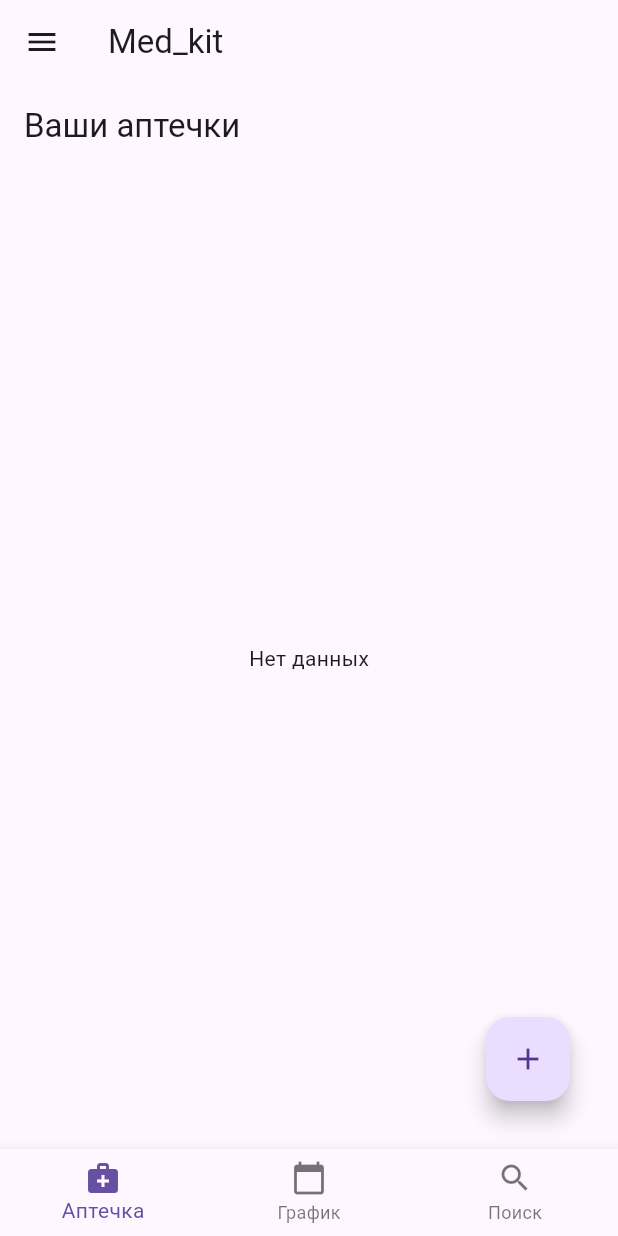
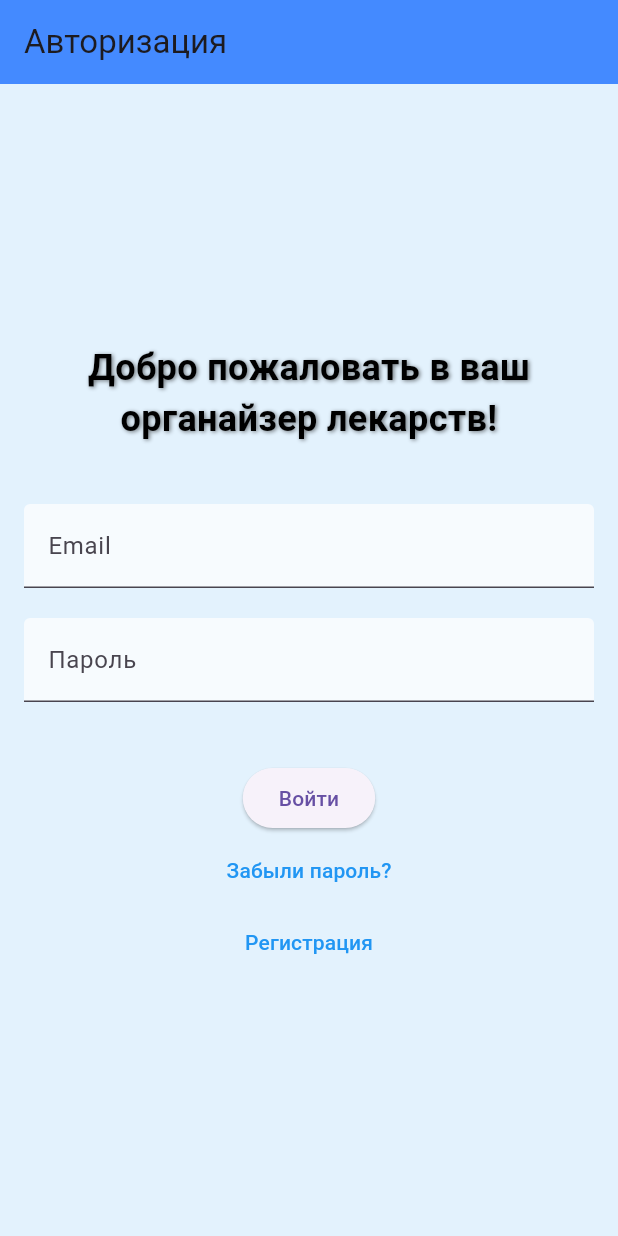
Before and after one commit to PolinaGak/med_kit_app, a Flutter app: the screen it shows after launch, on a phone screen of 412 x 824 dp. Run offline on Flutter 3.47's test engine with Material 3 defaults, Android fonts, the light colour scheme and no system bars; our stand-ins replace email_validator, flutter_colorpicker, shared_preferences.

Commit message:
add login and register

```diff
--- a/frontend/lib/main.dart
+++ b/frontend/lib/main.dart
@@ -1,19 +1,38 @@
 import 'package:flutter/material.dart';
 import 'package:med_kit/screens/home_screen.dart';
+import 'package:med_kit/screens/login_screen.dart';
+import 'package:shared_preferences/shared_preferences.dart';
 
-void main() {
-  runApp(MyApp()); // Запуск приложения
+void main() async {
+  WidgetsFlutterBinding.ensureInitialized(); // Обеспечиваем инициализацию перед запуском
+  int? userId = await getUserId(); // Получаем userId из SharedPreferences
+  bool isLoggedIn = userId != null; // Проверяем, если userId существует, то пользователь авторизован
+  runApp(MyApp(isLoggedIn: isLoggedIn, userId: userId)); // Передаем статус авторизации и userId
+}
+
+Future<int?> getUserId() async {
+  SharedPreferences prefs = await SharedPreferences.getInstance();
+  return prefs.getInt('userId'); // Получаем userId из SharedPreferences
 }
 
 class MyApp extends StatelessWidget {
+  final bool isLoggedIn;
+  final int? userId;
+
+  MyApp({required this.isLoggedIn, this.userId});
+
   @override
   Widget build(BuildContext context) {
     return MaterialApp(
       title: 'МедКит',
+      initialRoute: isLoggedIn ? '/home' : '/login', // Если пользователь авторизован, открываем HomeScreen, иначе LoginScreen
+      routes: {
+        '/login': (context) => LoginScreen(),
+        '/home': (context) => HomeScreen(userId: userId!),
+      },
       theme: ThemeData(
         primarySwatch: Colors.blue,
       ),
-      home: HomeScreen(), // Главный экран приложения
     );
   }
 }
--- a/frontend/lib/screens/create_medkit_screen.dart
+++ b/frontend/lib/screens/create_medkit_screen.dart
@@ -7,8 +7,9 @@ import '../api_service.dart';
 
 class CreateMedKitScreen extends StatefulWidget {
   final int? medKitId;
+  final int? userId;
 
-  CreateMedKitScreen({this.medKitId});
+  CreateMedKitScreen({this.medKitId, this.userId});
 
   @override
   _CreateMedKitScreenState createState() => _CreateMedKitScreenState();
@@ -261,6 +262,7 @@ class _CreateMedKitScreenState extends State<CreateMedKitScreen> {
           '#${selectedColor.value.toRadixString(16).padLeft(6, '0').toUpperCase()}',
           selectedIcon.toString().split('.').last,
           comment,
+          widget.userId!,
         );
         if (newMedKit != null) {
           Navigator.pop(context, newMedKit);
--- a/frontend/lib/screens/home_screen.dart
+++ b/frontend/lib/screens/home_screen.dart
@@ -5,6 +5,10 @@ import 'search_screen.dart';
 import 'app_drawer.dart';
 
 class HomeScreen extends StatefulWidget {
+  final int userId;
+
+  HomeScreen({required this.userId});
+
   @override
   _HomeScreenState createState() => _HomeScreenState();
 }
@@ -12,11 +16,15 @@ class HomeScreen extends StatefulWidget {
 class _HomeScreenState extends State<HomeScreen> {
   int _selectedIndex = 0;
 
-  final List<Widget> _pages = [
-    MedKitListScreen(),  // Экран "Аптечка"
-    ScheduleScreen(),  // Экран "График приема лекарств"
-    SearchScreen(),  // Экран "Поиск"
-  ];
+  final List<Widget> _pages = [];
+
+  @override
+  void initState() {
+    super.initState();
+    _pages.add(MedKitListScreen(userId: widget.userId));
+    _pages.add(ScheduleScreen());
+    _pages.add(SearchScreen());
+  }
 
   void _onItemTapped(int index) {
     setState(() {
--- /dev/null
+++ b/frontend/lib/screens/login_screen.dart
@@ -0,0 +1,215 @@
+import 'package:flutter/material.dart';
+import 'dart:async';
+import 'package:shared_preferences/shared_preferences.dart';
+import 'home_screen.dart';
+import 'register_screen.dart';
+import '../api_service.dart';
+
+class LoginScreen extends StatefulWidget {
+  @override
+  _LoginScreenState createState() => _LoginScreenState();
+}
+
+class _LoginScreenState extends State<LoginScreen> with SingleTickerProviderStateMixin {
+  final TextEditingController _emailController = TextEditingController();
+  final TextEditingController _passwordController = TextEditingController();
+  final GlobalKey<ScaffoldState> _scaffoldKey = GlobalKey<ScaffoldState>();
+
+  late AnimationController _animationController;
+  late Animation<Offset> _slideAnimation;
+  late Animation<double> _opacityAnimation;
+
+  bool _isLoading = false;
+  String _errorMessage = '';
+
+  @override
+  void initState() {
+    super.initState();
+
+    _animationController = AnimationController(
+      duration: Duration(seconds: 2),
+      vsync: this,
+    );
+
+    _slideAnimation = Tween<Offset>(
+      begin: Offset(0, -1),
+      end: Offset.zero,
+    ).animate(CurvedAnimation(parent: _animationController, curve: Curves.easeInOut));
+
+    _opacityAnimation = Tween<double>(
+      begin: 0.0,
+      end: 1.0,
+    ).animate(CurvedAnimation(parent: _animationController, curve: Curves.easeInOut));
+
+    _animationController.forward();
+  }
+
+  @override
+  void dispose() {
+    _animationController.dispose();
+    super.dispose();
+  }
+
+  // Метод для сохранения данных пользователя в SharedPreferences
+  Future<void> _saveUserData(String accessToken, String refreshToken, int userId) async {
+    SharedPreferences prefs = await SharedPreferences.getInstance();
+    await prefs.setString('access_token', accessToken); // Сохраняем access_token
+    await prefs.setString('refresh_token', refreshToken); // Сохраняем refresh_token
+    await prefs.setInt('userId', userId); // Сохраняем userId
+  }
+
+  // Метод для авторизации пользователя
+  Future<void> _login() async {
+    setState(() {
+      _isLoading = true;
+      _errorMessage = '';
+    });
+
+    final email = _emailController.text;
+    final password = _passwordController.text;
+
+    if (email.isEmpty || password.isEmpty) {
+      setState(() {
+        _errorMessage = 'Пожалуйста, заполните все поля.';
+        _isLoading = false;
+      });
+      return;
+    }
+
+    try {
+      final response = await ApiService().loginUser(email, password);
+
+      if (response.containsKey('error')) {
+        setState(() {
+          _errorMessage = response['error'];
+          _isLoading = false;
+        });
+      } else {
+        final accessToken = response['access_token'];
+        final refreshToken = response['refresh_token'];
+        final userId = response['user_id'];
+
+        await _saveUserData(accessToken, refreshToken, userId);
+
+        Navigator.pushReplacement(
+          context,
+          MaterialPageRoute(
+            builder: (context) => HomeScreen(userId: userId),
+          ),
+        );
+      }
+    } catch (e) {
+      setState(() {
+        _errorMessage = 'Ошибка при авторизации: $e';
+        _isLoading = false;
+      });
+    }
+  }
+
+  @override
+  Widget build(BuildContext context) {
+    return Scaffold(
+      key: _scaffoldKey,
+      appBar: AppBar(
+        title: Text('Авторизация'),
+        backgroundColor: Colors.blueAccent,
+      ),
+      body: Stack(
+        children: [
+          Positioned.fill(
+            child: Container(
+              decoration: BoxDecoration(
+                color: Colors.blue.shade50,
+              ),
+            ),
+          ),
+          Center(
+            child: Padding(
+              padding: const EdgeInsets.symmetric(horizontal: 16.0),
+              child: Column(
+                mainAxisAlignment: MainAxisAlignment.center,
+                crossAxisAlignment: CrossAxisAlignment.center,
+                children: [
+                  SlideTransition(
+                    position: _slideAnimation,
+                    child: FadeTransition(
+                      opacity: _opacityAnimation,
+                      child: Text(
+                        'Добро пожаловать в ваш органайзер лекарств!',
+                        textAlign: TextAlign.center,
+                        style: TextStyle(
+                          fontSize: 24.0,
+                          fontWeight: FontWeight.bold,
+                          color: Colors.black,
+                          shadows: [
+                            Shadow(
+                              offset: Offset(1, 1),
+                              blurRadius: 3,
+                              color: Colors.black.withOpacity(0.5),
+                            ),
+                          ],
+                        ),
+                      ),
+                    ),
+                  ),
+                  SizedBox(height: 40),
+                  TextField(
+                    controller: _emailController,
+                    decoration: InputDecoration(
+                      labelText: 'Email',
+                      filled: true,
+                      fillColor: Colors.white.withOpacity(0.7),
+                    ),
+                  ),
+                  SizedBox(height: 20),
+                  TextField(
+                    controller: _passwordController,
+                    obscureText: true,
+                    decoration: InputDecoration(
+                      labelText: 'Пароль',
+                      filled: true,
+                      fillColor: Colors.white.withOpacity(0.7),
+                    ),
+                  ),
+                  SizedBox(height: 20),
+                  if (_isLoading) CircularProgressIndicator(),
+                  if (_errorMessage.isNotEmpty)
+                    Text(
+                      _errorMessage,
+                      style: TextStyle(color: Colors.red),
+                    ),
+                  SizedBox(height: 20),
+                  ElevatedButton(
+                    onPressed: _login,
+                    child: Text('Войти'),
+                  ),
+                  TextButton(
+                    onPressed: () {
+                      Navigator.pushNamed(context, '/forgot-password');
+                    },
+                    child: Text(
+                      'Забыли пароль?',
+                      style: TextStyle(color: Colors.blue),
+                    ),
+                  ),
+                  TextButton(
+                    onPressed: () {
+                      Navigator.push(
+                        context,
+                        MaterialPageRoute(builder: (context) => RegisterScreen()),
+                      );
+                    },
+                    child: Text(
+                      'Регистрация',
+                      style: TextStyle(color: Colors.blue),
+                    ),
+                  ),
+                ],
+              ),
+            ),
+          ),
+        ],
+      ),
+    );
+  }
+}
--- a/frontend/pubspec.yaml
+++ b/frontend/pubspec.yaml
@@ -34,6 +34,8 @@ dependencies:
   flutter_colorpicker: ^1.0.0
   intl: ^0.17.0
   font_awesome_flutter: ^10.1.0
+  shared_preferences: ^2.0.11
+  email_validator: ^2.0.1
 
   # The following adds the Cupertino Icons font to your application.
   # Use with the CupertinoIcons class for iOS style icons.
@@ -65,6 +67,8 @@ flutter:
   # assets:
   #   - images/a_dot_burr.jpeg
   #   - images/a_dot_ham.jpeg
+  assets:
+    - assets/medicine_pills_background.png
 
   # An image asset can refer to one or more resolution-specific "variants", see
   # https://flutter.dev/to/resolution-aware-images
```
Also changed, not shown: frontend/lib/api_service.dart (+152 -8 lines), frontend/lib/screens/account_screen.dart (added, +102 -0 lines), frontend/lib/screens/medkit_list_screen.dart (+7 -3 lines), frontend/lib/screens/register_screen.dart (added, +159 -0 lines), frontend/assets/medicine_pills_background.png (added), frontend/pubspec.lock, 8 other files.
